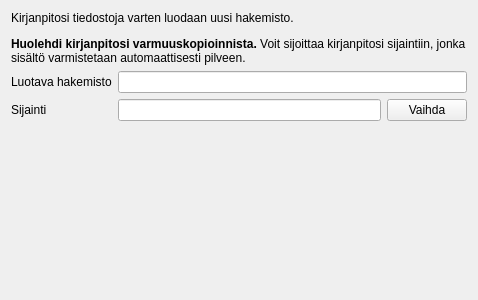
First picture: the form in kitupiikki/uusikp/sijainti.ui, repository artoh/kitupiikki, before the edit.
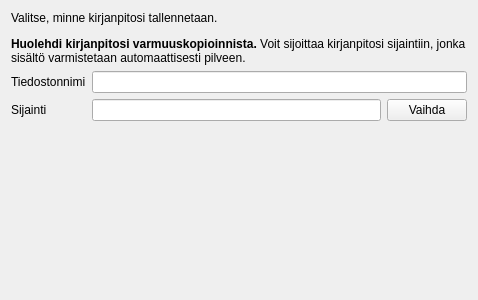
Second picture: the form after the edit.

```diff
--- a/kitupiikki/uusikp/sijainti.ui
+++ b/kitupiikki/uusikp/sijainti.ui
@@ -17,7 +17,7 @@
    <item>
     <widget class="QLabel" name="label_3">
      <property name="text">
-      <string>&lt;html&gt;&lt;head/&gt;&lt;body&gt;&lt;p&gt;Kirjanpitosi tiedostoja varten luodaan uusi hakemisto.&lt;/p&gt;&lt;p&gt;&lt;span style=&quot; font-weight:600;&quot;&gt;Huolehdi kirjanpitosi varmuuskopioinnista.&lt;/span&gt; Voit sijoittaa kirjanpitosi sijaintiin, jonka sisältö varmistetaan automaattisesti pilveen.&lt;/p&gt;&lt;/body&gt;&lt;/html&gt;</string>
+      <string>&lt;html&gt;&lt;head/&gt;&lt;body&gt;&lt;p&gt;Valitse, minne kirjanpitosi tallennetaan.&lt;/p&gt;&lt;p&gt;&lt;span style=&quot; font-weight:600;&quot;&gt;Huolehdi kirjanpitosi varmuuskopioinnista.&lt;/span&gt; Voit sijoittaa kirjanpitosi sijaintiin, jonka sisältö varmistetaan automaattisesti pilveen.&lt;/p&gt;&lt;/body&gt;&lt;/html&gt;</string>
      </property>
      <property name="wordWrap">
       <bool>true</bool>
@@ -29,7 +29,7 @@
      <item row="0" column="0">
       <widget class="QLabel" name="label">
        <property name="text">
-        <string>Luotava hakemisto</string>
+        <string>Tiedostonnimi</string>
        </property>
        <property name="buddy">
         <cstring>hakemistoEdit</cstring>
```
Left out of the diff: 4 changed lines with no effect on the pictures.
